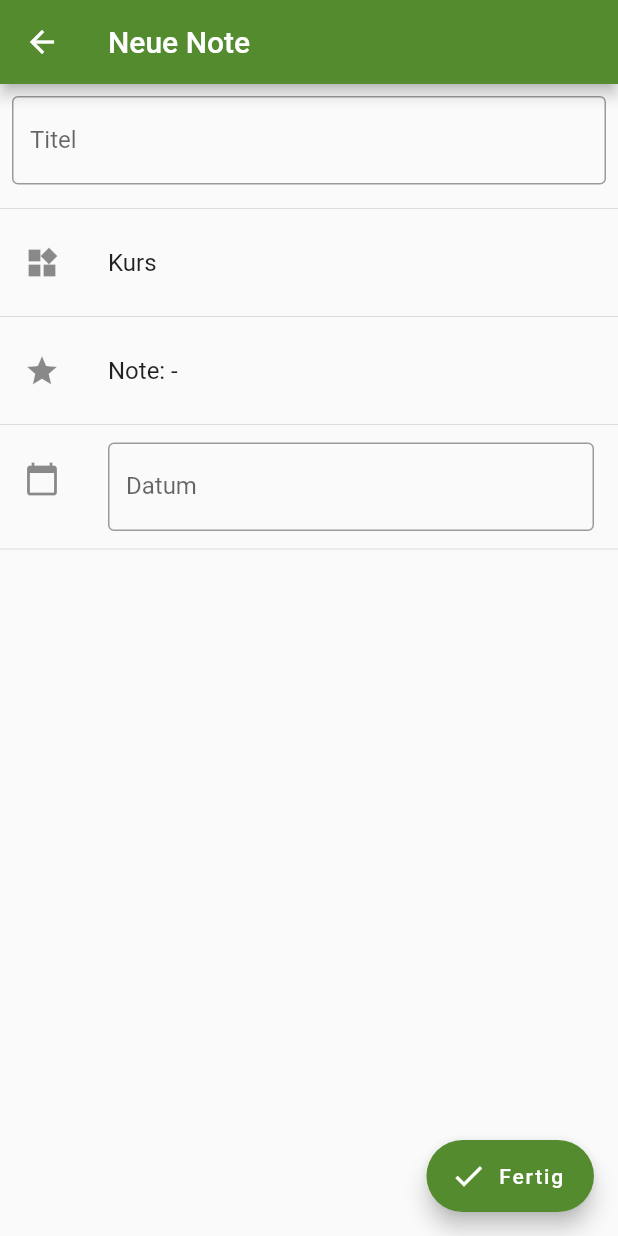
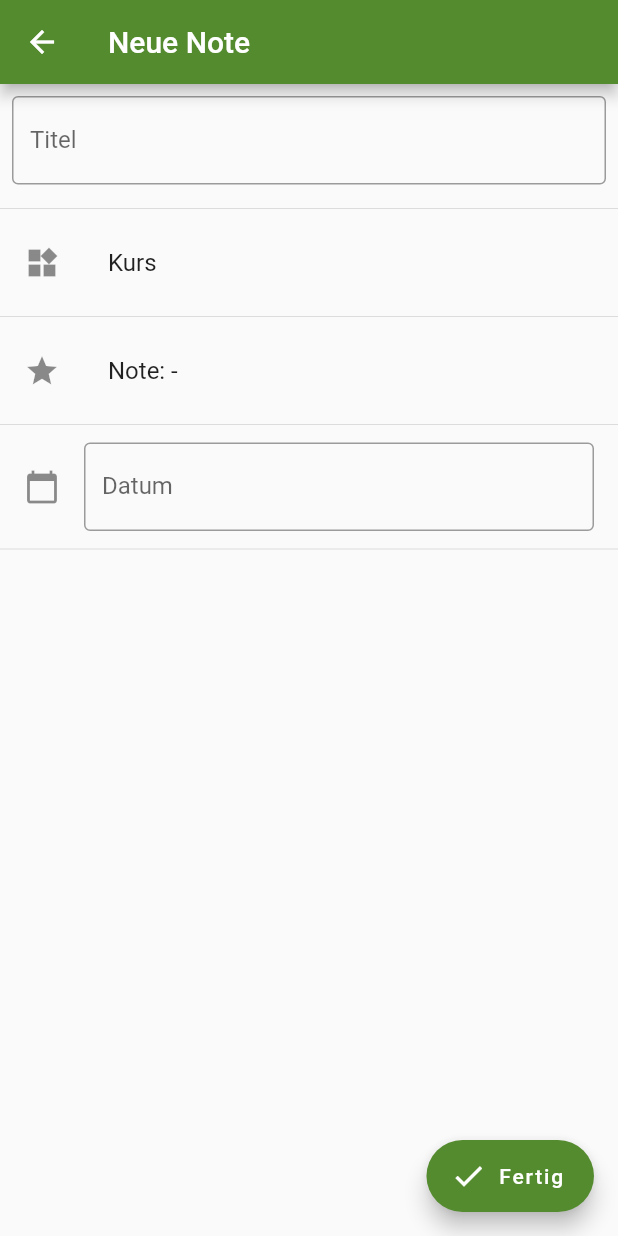
Before and after one commit to MCG-Dallgow/MCG-App, a Flutter app: the GradeEditScreen screen opened by its route, on a phone screen of 412 x 824 dp. Run offline on Flutter 3.47's test engine with Material 2 defaults, Android fonts, the phone set to English and light mode, and no system bars; our stand-ins replace dio, flutter_speed_dial, flutter_svg, shared_preferences; accounts and stored records are empty.

Commit message:
Slightly improve grade edit screen

```diff
--- a/lib/screens/grades/grade_edit_screen.dart
+++ b/lib/screens/grades/grade_edit_screen.dart
@@ -179,10 +179,13 @@ class _GradeEditScreenState extends State<GradeEditScreen> {
               absorbing: true,
               child: TextField(
                 controller: dateController,
-                decoration: const InputDecoration(border: OutlineInputBorder(), labelText: 'Datum'),
+                decoration: const InputDecoration(
+                  border: OutlineInputBorder(),
+                  labelText: 'Datum',
+                  icon: Icon(Icons.calendar_today),
+                ),
               ),
             ),
-            leading: const Icon(Icons.calendar_today),
             onTap: () async {
               DateTime? date = await _showDatePicker(context);
               if (date != null) {
```
